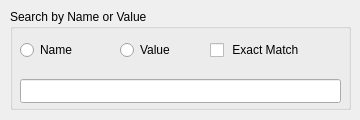
Old version of the form src/finddialog.ui in the repository melak/veroroute.
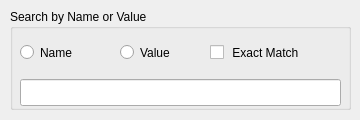
New version of the form.

What changed in the file:
```diff
--- a/src/finddialog.ui
+++ b/src/finddialog.ui
@@ -43,7 +43,7 @@
       <x>10</x>
       <y>30</y>
       <width>91</width>
-      <height>22</height>
+      <height>27</height>
      </rect>
     </property>
     <property name="text">
@@ -56,7 +56,7 @@
       <x>110</x>
       <y>30</y>
       <width>91</width>
-      <height>22</height>
+      <height>27</height>
      </rect>
     </property>
     <property name="text">
@@ -69,7 +69,7 @@
       <x>200</x>
       <y>30</y>
       <width>131</width>
-      <height>22</height>
+      <height>27</height>
      </rect>
     </property>
     <property name="toolTip">
@@ -85,7 +85,7 @@
       <x>10</x>
       <y>70</y>
       <width>321</width>
-      <height>24</height>
+      <height>27</height>
      </rect>
     </property>
     <property name="focusPolicy">
```
